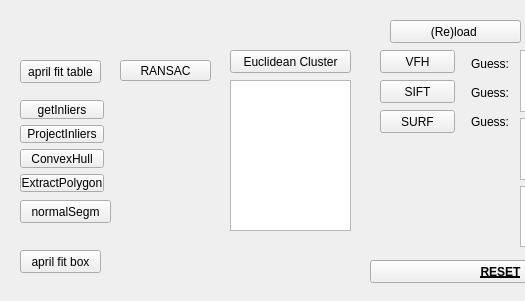
The window that components/objectDetectionTester/src/guiDlg.ui (robocomp/perception) describes before a commit, drawn with Qt 5; both pictures show x 0 to 525 and y 0 to 301 of the 956 by 301 pixel window.
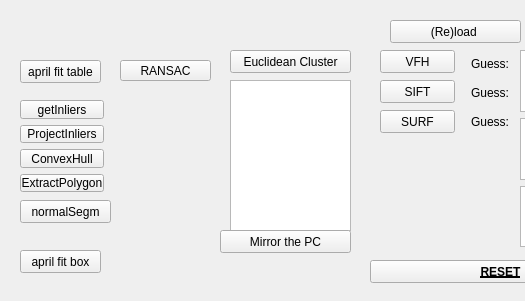
The same window after the commit.

```diff
--- a/components/objectDetectionTester/src/guiDlg.ui
+++ b/components/objectDetectionTester/src/guiDlg.ui
@@ -311,6 +311,19 @@
     <string>fit prism (PF)</string>
    </property>
   </widget>
+  <widget class="QPushButton" name="mirror_pc_button">
+   <property name="geometry">
+    <rect>
+     <x>220</x>
+     <y>230</y>
+     <width>131</width>
+     <height>23</height>
+    </rect>
+   </property>
+   <property name="text">
+    <string>Mirror the PC</string>
+   </property>
+  </widget>
  </widget>
  <resources/>
  <connections/>
```
